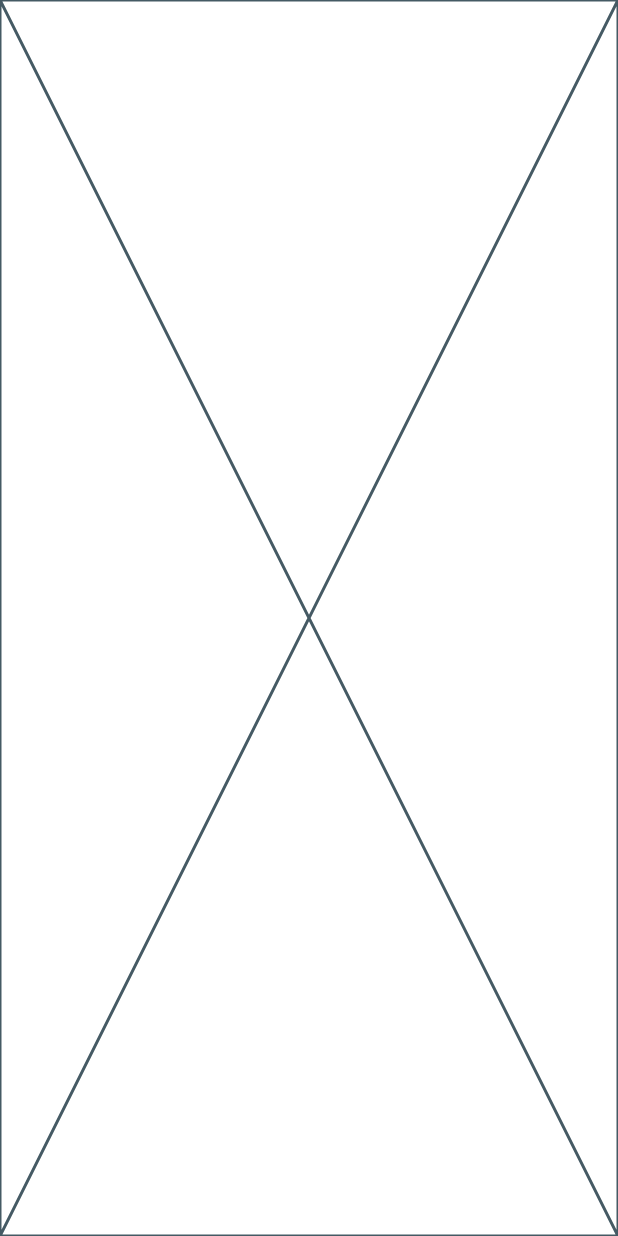
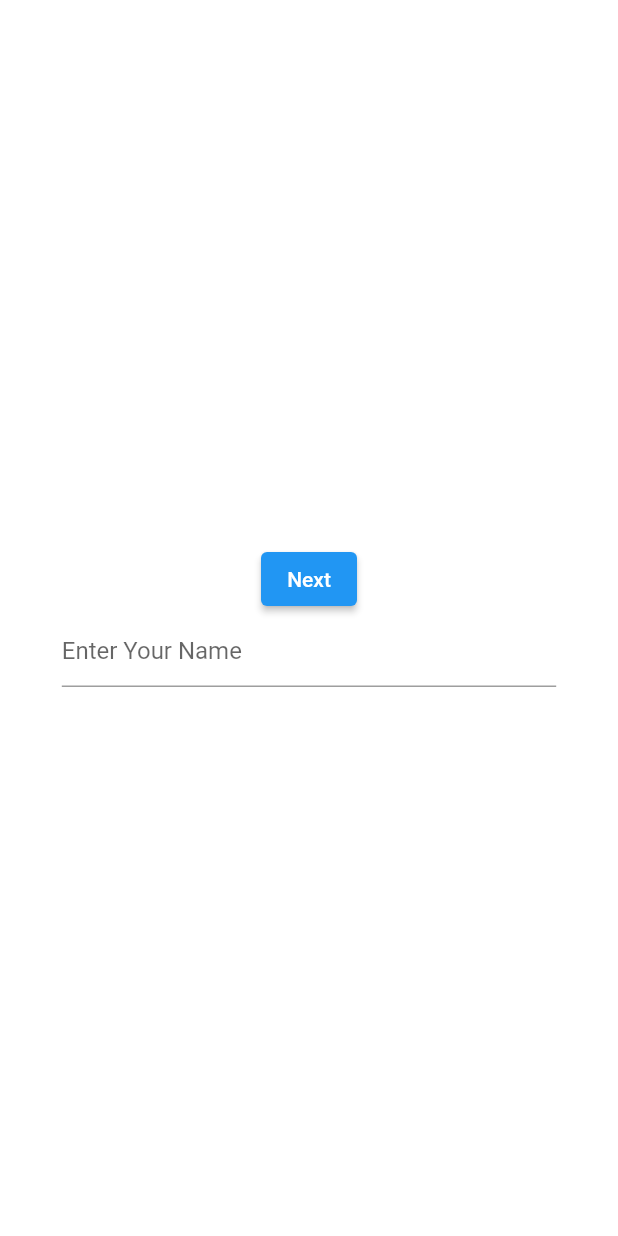
Before and after one commit to mehrdadmoradi001/Named_Route, a Flutter app: the screen it shows after launch, on a phone screen of 412 x 824 dp. Run offline on Flutter 3.47's test engine with Material 2 defaults, Android fonts, the light colour scheme and no system bars.

Commit message:
Using Named Route with clean code

```diff
--- a/lib/main.dart
+++ b/lib/main.dart
@@ -1,14 +1,24 @@
 import 'package:flutter/material.dart';
+import 'package:named_route/res/route/named_route.dart';
+import 'package:named_route/res/route/routes.dart';
 
 void main() {
   runApp(const MyApp());
 }
 
-class MyApp extends StatelessWidget {
+class MyApp extends StatefulWidget {
   const MyApp({Key? key}) : super(key: key);
 
   @override
+  State<MyApp> createState() => _MyAppState();
+}
+
+class _MyAppState extends State<MyApp> {
+  @override
   Widget build(BuildContext context) {
-    return const Placeholder();
+    return  MaterialApp(
+      initialRoute: PageNames.root,
+      routes: routes,
+    );
   }
 }
--- /dev/null
+++ b/lib/res/route/named_route.dart
@@ -0,0 +1,5 @@
+abstract class PageNames{
+  static const root = '/';
+  static const basket = '/basket';
+  static const profile = '/profile';
+}
--- /dev/null
+++ b/lib/res/route/routes.dart
@@ -0,0 +1,11 @@
+import 'package:flutter/material.dart';
+import 'package:named_route/res/route/named_route.dart';
+import 'package:named_route/screens/Basket.dart';
+import 'package:named_route/screens/home.dart';
+import 'package:named_route/screens/profile.dart';
+
+Map<String, Widget Function(BuildContext)> routes = {
+  PageNames.root : (context) => const Home(),
+  PageNames.basket : (context) => const Basket(),
+  PageNames.profile : (context) =>  Profile(name: ModalRoute.of(context)!.settings.arguments),
+};
--- /dev/null
+++ b/lib/screens/home.dart
@@ -0,0 +1,49 @@
+import 'package:flutter/material.dart';
+import 'package:named_route/res/route/named_route.dart';
+
+class Home extends StatefulWidget {
+  const Home({Key? key}) : super(key: key);
+
+  @override
+  State<Home> createState() => _HomeState();
+}
+
+class _HomeState extends State<Home> {
+  final TextEditingController _textEditingController = TextEditingController();
+
+  @override
+  Widget build(BuildContext context) {
+    return Scaffold(
+      body: Container(
+        height: double.infinity,
+        width: double.infinity,
+        color: Colors.white,
+        child: Center(
+          child: SizedBox(
+            height: 100,
+            width: MediaQuery.of(context).size.width * 0.8,
+            child: Column(
+              children: [
+                ElevatedButton(
+                  onPressed: () => Navigator.pushNamed(
+                      context, PageNames.profile,
+                      arguments: _textEditingController.text),
+                  /*Navigator.push(context, MaterialPageRoute(
+                        builder: (context) => const Second(),
+                      ),
+                    ),*/
+                  child: const Text('Next'),
+                ),
+                TextField(
+                  controller: _textEditingController,
+                  decoration:
+                      const InputDecoration(hintText: 'Enter Your Name'),
+                ),
+              ],
+            ),
+          ),
+        ),
+      ),
+    );
+  }
+}
```
Also changed, not shown: lib/screens/basket.dart (added, +35 -0 lines), lib/screens/profile.dart (added, +38 -0 lines), lib/widgets/navigate_system_widget.dart (added, +29 -0 lines).
